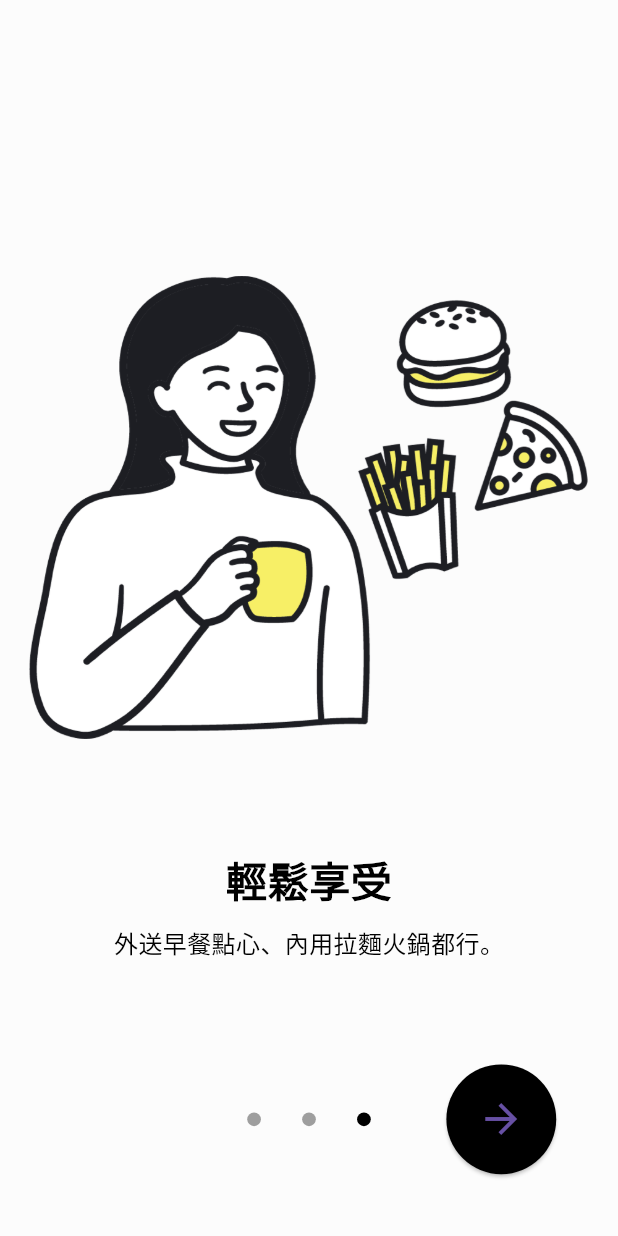
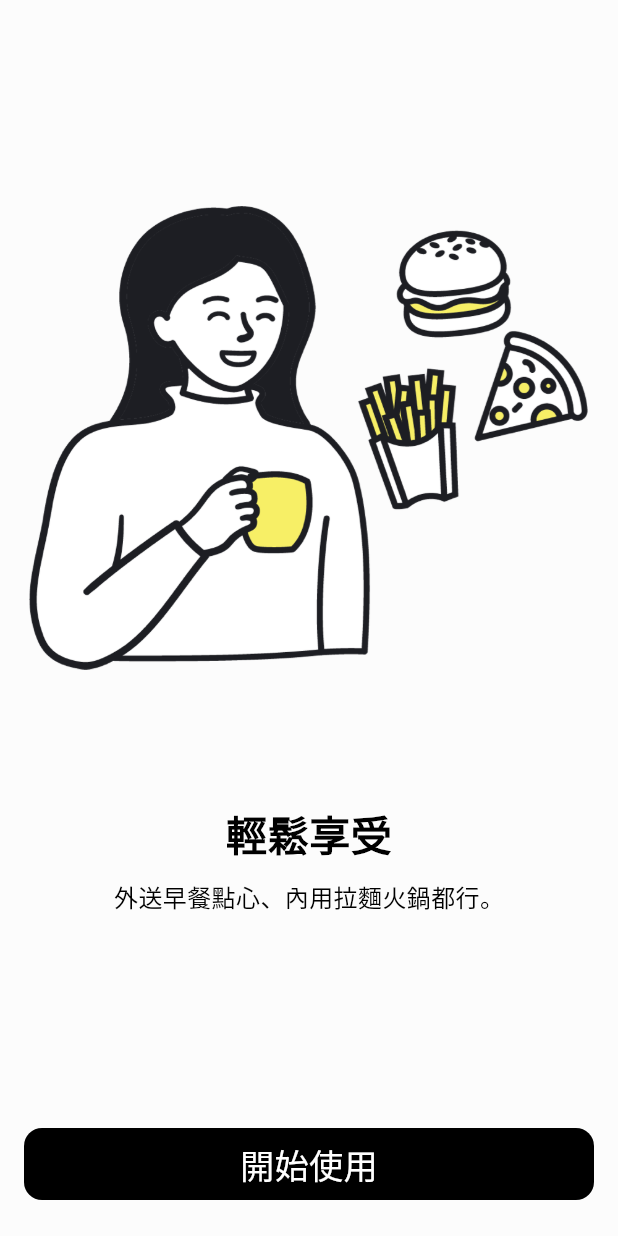
Before and after one commit to a1573595/cutaway_demo, a Flutter app: the screen it shows after launch, swiped to page 3, on a phone screen of 412 x 824 dp. Run offline on Flutter 3.47's test engine with Material 3 defaults, Android fonts, the light colour scheme and no system bars; drawn by our look-alikes of smooth_page_indicator; our stand-ins replace flutter_hooks, flutter_html, flutter_riverpod, flutter_screenutil, go_router, hive_flutter and 2 more; accounts and stored records are empty.

Commit message:
Refactor FirstGuidePage

```diff
--- a/lib/page/first_guide/first_guide_page.dart
+++ b/lib/page/first_guide/first_guide_page.dart
@@ -2,6 +2,7 @@ import 'package:cutaway/database/preferences.dart';
 import 'package:cutaway/model/Guide.dart';
 import 'package:cutaway/router/route_utils.dart';
 import 'package:cutaway/tool/images.dart';
+import 'package:flutter/cupertino.dart';
 import 'package:flutter/material.dart';
 import 'package:flutter_hooks/flutter_hooks.dart';
 import 'package:flutter_screenutil/flutter_screenutil.dart';
@@ -20,92 +21,164 @@ class FirstGuidePage extends HookWidget {
 
   @override
   Widget build(BuildContext context) {
-    final controller = usePageController();
+    final headerController = usePageController();
+    final footerController = usePageController();
+
+    final isLast = useState(false);
+
+    final size = MediaQuery.sizeOf(context);
+
+    headerController.addListener(() {
+      final page = headerController.offset ~/ size.width;
+      final pagePosition = page * size.width;
+
+      final transformedValue = Curves.easeOutSine.transform((headerController.offset - pagePosition) / size.width);
+      final offset = transformedValue * size.width;
+
+      footerController.jumpTo(pagePosition + offset);
+    });
 
     return Scaffold(
-      body: Stack(
+      body: SafeArea(
+        child: Stack(
           children: [
             PageView.builder(
-              controller: controller,
+              controller: footerController,
+              pageSnapping: false,
+              physics: const NeverScrollableScrollPhysics(),
               itemCount: _guides.length,
-              itemBuilder: (context, index) {
-                /**
-                 * 沒有用Center包裹則Image的height、width無效
-                 */
-                return Center(
-                  child: Column(
-                    mainAxisSize: MainAxisSize.min,
+              itemBuilder: (context, index) => Column(
                 children: [
-                      Image.asset(_guides[index].image,
-                          height: MediaQuery.of(context).size.width / 4 * 3),
                   SizedBox(
-                        height: 64.sp,
+                    height: MediaQuery.sizeOf(context).height * 0.65,
                   ),
                   Text(
                     _guides[index].title,
-                        style: TextStyle(
-                            fontSize: 24.sp, fontWeight: FontWeight.bold),
+                    style: TextStyle(fontSize: 24.sp, fontWeight: FontWeight.bold),
                   ),
                   SizedBox(
                     height: 8.sp,
                   ),
-                      Text(_guides[index].description)
+                  Text(_guides[index].description),
                 ],
               ),
-                );
-              }),
-          Padding(
-            padding: EdgeInsets.all(64.sp),
+            ),
+            PageView.builder(
+              controller: headerController,
+              physics: const ClampingScrollPhysics(),
+              itemCount: _guides.length,
+              itemBuilder: (context, index) => Column(
+                children: [
+                  SizedBox(
+                    height: size.height / 6,
+                  ),
+                  Image.asset(
+                    _guides[index].image,
+                    height: size.width / 4 * 3,
+                  ),
+                ],
+              ),
+              onPageChanged: (position) {
+                isLast.value = position == _guides.length - 1;
+              },
+            ),
+            Visibility(
+              visible: !isLast.value,
+              child: Positioned(
+                top: 0,
+                right: 0,
+                child: TextButton(
+                  onPressed: () => goToHome(context),
+                  child: Text(
+                    '略過',
+                    style: Theme.of(context).textTheme.bodyMedium,
+                  ),
+                ),
+              ),
+            ),
+            Positioned.fill(
+              bottom: 42,
               child: Align(
                 alignment: Alignment.bottomCenter,
                 child: SmoothPageIndicator(
-                  controller: controller, // PageController
+                  controller: headerController,
                   count: _guides.length,
-                  effect: WormEffect(
-                    dotHeight: 8.sp,
-                    dotWidth: 8.sp,
-                    spacing: 24.sp,
-                    activeDotColor: Colors.black,
-                  ), // your preferred effect
-                  onDotClicked: (index) {}),
+                  effect: CustomizableEffect(
+                    spacing: 12.sp,
+                    dotDecoration: DotDecoration(
+                      borderRadius: BorderRadius.circular(64),
+                      color: Colors.grey,
+                      height: 8.sp,
+                      width: 8.sp,
                     ),
-          ),
-          Padding(
-            padding: EdgeInsets.all(36.sp),
-            child: Align(
-              alignment: Alignment.bottomRight,
-              child: ElevatedButton(
-                onPressed: () => _onNextClick(context, controller),
-                style: ElevatedButton.styleFrom(
-                  shape: const CircleBorder(),
-                  padding: EdgeInsets.all(18.sp),
-                  primary: Colors.black, // <-- Button color
-                  // onPrimary: Colors.red, // <-- Splash color
-                ),
-                child: const Icon(
-                  Icons.arrow_forward,
-                  size: 32,
+                    activeDotDecoration: DotDecoration(
+                      borderRadius: BorderRadius.circular(64),
+                      color: Colors.black,
+                      height: 8.sp,
+                      width: 24.sp,
                     ),
                   ),
                 ),
+              ),
+            ),
+            Positioned(
+              bottom: 24,
+              left: 16,
+              right: 16,
+              child: Align(
+                alignment: Alignment.bottomRight,
+                child: AnimatedContainer(
+                  height: 48,
+                  width: isLast.value ? size.width - 32 : 48,
+                  alignment: Alignment.center,
+                  decoration: BoxDecoration(
+                    color: Colors.black,
+                    borderRadius: BorderRadius.circular(12),
+                  ),
+                  duration: const Duration(milliseconds: 100),
+                  child: InkWell(
+                    onTap: () => _onNextClick(context, headerController),
+                    child: SizedBox(
+                      width: double.infinity,
+                      child: isLast.value
+                          ? Text(
+                              '開始使用',
+                              textAlign: TextAlign.center,
+                              style: Theme.of(context).textTheme.titleLarge?.copyWith(
+                                    color: Colors.white,
+                                  ),
                             )
+                          : const Icon(
+                              Icons.arrow_forward,
+                              size: 24,
+                              color: Colors.white,
+                            ),
+                    ),
+                  ),
+                ),
+              ),
+            ),
           ],
+        ),
       ),
     );
   }
 
-  void _onNextClick(context, controller) {
+  void _onNextClick(BuildContext context, PageController controller) {
     var page = controller.page;
     if (page != null) {
       if (page + 1 < _guides.length) {
-        controller.animateToPage(page.toInt() + 1,
-            duration: const Duration(milliseconds: 300),
-            curve: Curves.decelerate);
+        controller.animateToPage(
+          page.toInt() + 1,
+          duration: const Duration(milliseconds: 500),
+          curve: Curves.decelerate,
+        );
       } else {
-        Hive.box(tablePreferences)
-            .put(keyIsFirstEntry, true)
-            .whenComplete(() => GoRouter.of(context).go(AppPage.home.fullPath));
+        goToHome(context);
       }
     }
   }
+
+  void goToHome(BuildContext context) =>
+      Hive.box(tablePreferences).put(keyIsFirstEntry, true).whenComplete(() => context.goNamed(AppPage.home.name));
 }
--- a/lib/router/app_router.dart
+++ b/lib/router/app_router.dart
@@ -36,7 +36,6 @@ final homeRouter = GoRoute(
     GoRoute(
       name: AppPage.notification.name,
       path: AppPage.notification.path,
-      // path: 'notification',
       builder: (context, state) => NotificationPage(),
       routes: [
         GoRoute(
```
Also changed, not shown: pubspec.yaml (+5 -5 lines), pubspec.lock, 6 other files. Lines whose indentation alone changed are shown as unchanged.
